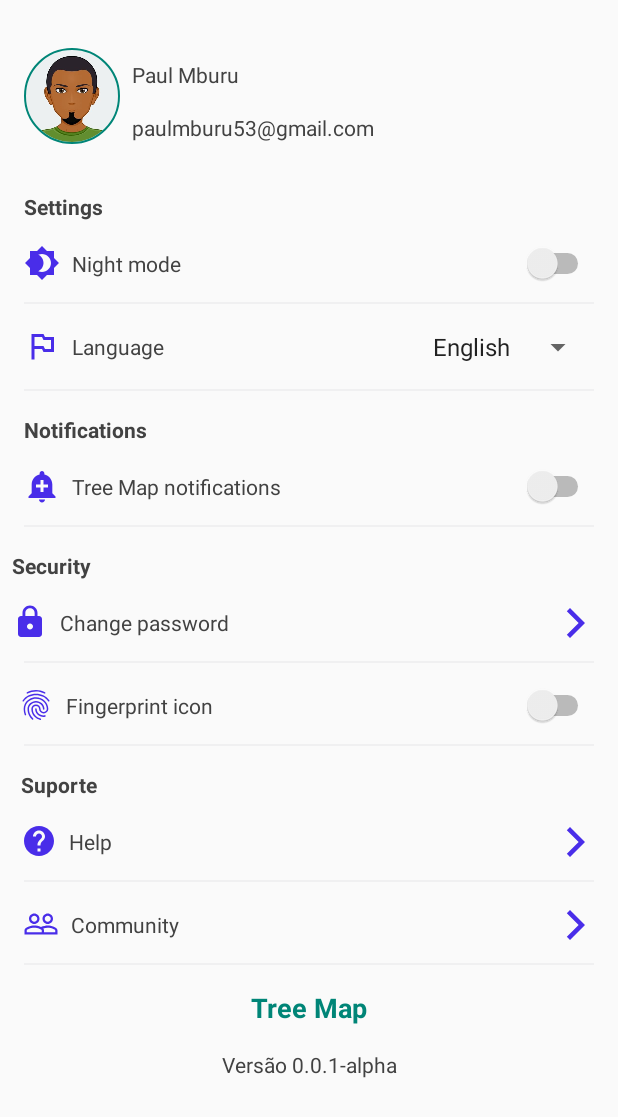
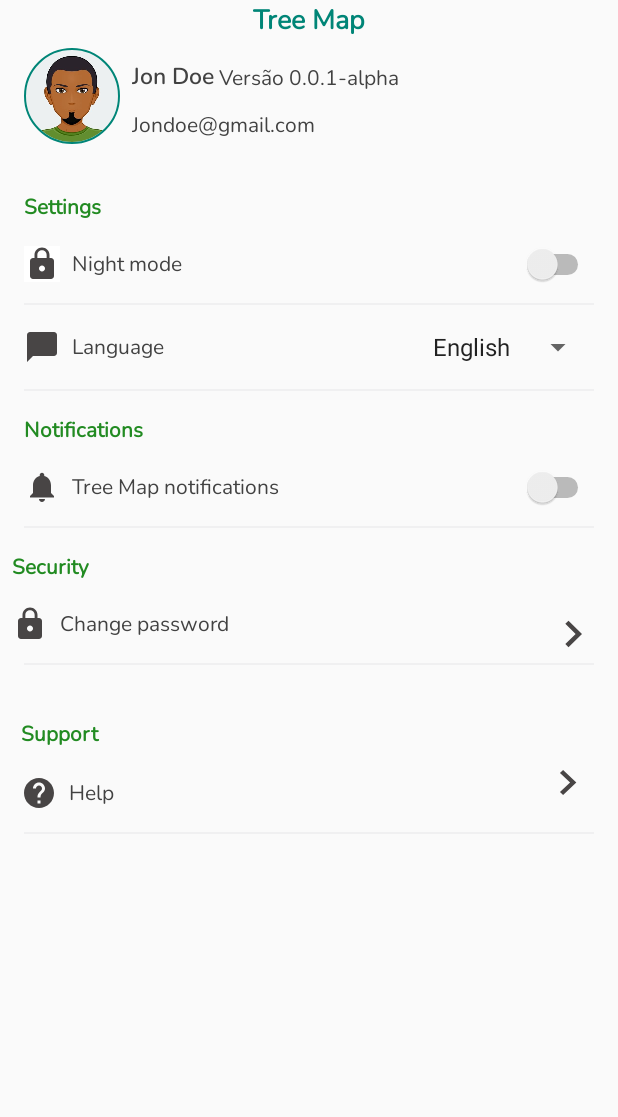
Before and after one commit to Paulmburu/Tree_Map, an Android app: the layout settings.xml on its own in the app's theme, with its tools: preview values and no code run, on a phone screen of 412 x 824 dp. Shown: the top 1117 px of the screen. Run offline under Robolectric (Android 15) with nearby library versions, the phone set to English and light mode, and no system bars.

Commit message:
Redesigned Settings page

```diff
--- /dev/null
+++ b/app/src/main/res/drawable/ic_chat_bubble_black_24dp.xml
@@ -0,0 +1,5 @@
+<vector android:height="24dp" android:tint="#484545"
+    android:viewportHeight="24.0" android:viewportWidth="24.0"
+    android:width="24dp" xmlns:android="http://schemas.android.com/apk/res/android">
+    <path android:fillColor="#FF000000" android:pathData="M20,2H4c-1.1,0 -2,0.9 -2,2v18l4,-4h14c1.1,0 2,-0.9 2,-2V4c0,-1.1 -0.9,-2 -2,-2z"/>
+</vector>
--- /dev/null
+++ b/app/src/main/res/drawable/ic_help_black_24dp.xml
@@ -0,0 +1,5 @@
+<vector android:height="24dp" android:tint="#484545"
+    android:viewportHeight="24.0" android:viewportWidth="24.0"
+    android:width="24dp" xmlns:android="http://schemas.android.com/apk/res/android">
+    <path android:fillColor="#FF000000" android:pathData="M12,2C6.48,2 2,6.48 2,12s4.48,10 10,10 10,-4.48 10,-10S17.52,2 12,2zM13,19h-2v-2h2v2zM15.07,11.25l-0.9,0.92C13.45,12.9 13,13.5 13,15h-2v-0.5c0,-1.1 0.45,-2.1 1.17,-2.83l1.24,-1.26c0.37,-0.36 0.59,-0.86 0.59,-1.41 0,-1.1 -0.9,-2 -2,-2s-2,0.9 -2,2L8,9c0,-2.21 1.79,-4 4,-4s4,1.79 4,4c0,0.88 -0.36,1.68 -0.93,2.25z"/>
+</vector>
--- /dev/null
+++ b/app/src/main/res/drawable/ic_keyboard_arrow_right_black_24dp.xml
@@ -0,0 +1,5 @@
+<vector android:height="24dp" android:tint="#484545"
+    android:viewportHeight="24.0" android:viewportWidth="24.0"
+    android:width="24dp" xmlns:android="http://schemas.android.com/apk/res/android">
+    <path android:fillColor="#FF000000" android:pathData="M8.59,16.34l4.58,-4.59 -4.58,-4.59L10,5.75l6,6 -6,6z"/>
+</vector>
--- /dev/null
+++ b/app/src/main/res/drawable/ic_lock_black_24dp.xml
@@ -0,0 +1,5 @@
+<vector android:height="24dp" android:tint="#484545"
+    android:viewportHeight="24.0" android:viewportWidth="24.0"
+    android:width="24dp" xmlns:android="http://schemas.android.com/apk/res/android">
+    <path android:fillColor="#FF000000" android:pathData="M18,8h-1L17,6c0,-2.76 -2.24,-5 -5,-5S7,3.24 7,6v2L6,8c-1.1,0 -2,0.9 -2,2v10c0,1.1 0.9,2 2,2h12c1.1,0 2,-0.9 2,-2L20,10c0,-1.1 -0.9,-2 -2,-2zM12,17c-1.1,0 -2,-0.9 -2,-2s0.9,-2 2,-2 2,0.9 2,2 -0.9,2 -2,2zM15.1,8L8.9,8L8.9,6c0,-1.71 1.39,-3.1 3.1,-3.1 1.71,0 3.1,1.39 3.1,3.1v2z"/>
+</vector>
--- /dev/null
+++ b/app/src/main/res/drawable/ic_notifications_black_24dp.xml
@@ -0,0 +1,5 @@
+<vector android:height="24dp" android:tint="#484545"
+    android:viewportHeight="24.0" android:viewportWidth="24.0"
+    android:width="24dp" xmlns:android="http://schemas.android.com/apk/res/android">
+    <path android:fillColor="#FF000000" android:pathData="M12,22c1.1,0 2,-0.9 2,-2h-4c0,1.1 0.89,2 2,2zM18,16v-5c0,-3.07 -1.64,-5.64 -4.5,-6.32L13.5,4c0,-0.83 -0.67,-1.5 -1.5,-1.5s-1.5,0.67 -1.5,1.5v0.68C7.63,5.36 6,7.92 6,11v5l-2,2v1h16v-1l-2,-2z"/>
+</vector>
--- a/app/src/main/res/layout/settings.xml
+++ b/app/src/main/res/layout/settings.xml
@@ -38,6 +38,7 @@
         android:layout_width="wrap_content"
         android:layout_height="wrap_content"
         android:layout_marginStart="8dp"
+        android:fontFamily="@font/nunito"
         android:text="Tree Map notifications"
         android:textColor="@color/colorText"
         app:layout_constraintBottom_toBottomOf="@+id/imageButton9"
@@ -49,43 +50,25 @@
         android:layout_width="wrap_content"
         android:layout_height="wrap_content"
         android:layout_marginTop="16dp"
-        android:background="@drawable/ic_baseline_outlined_flag_24"
+        android:background="@drawable/ic_chat_bubble_black_24dp"
         app:layout_constraintStart_toStartOf="@+id/view8"
         app:layout_constraintTop_toBottomOf="@+id/view8" />
-
-    <ImageButton
-        android:id="@+id/imageButton11"
-        android:layout_width="wrap_content"
-        android:layout_height="wrap_content"
-        android:layout_marginTop="16dp"
-        android:background="@drawable/ic_baseline_fingerprint_24"
-        app:layout_constraintStart_toStartOf="@+id/view5"
-        app:layout_constraintTop_toBottomOf="@+id/view5" />
 
     <ImageButton
         android:id="@+id/imageButton12"
         android:layout_width="wrap_content"
         android:layout_height="wrap_content"
         android:layout_marginTop="16dp"
-        android:background="@drawable/ic_baseline_lock_24"
+        android:background="@drawable/ic_lock_black_24dp"
         app:layout_constraintStart_toStartOf="@+id/textView16"
         app:layout_constraintTop_toBottomOf="@+id/textView16" />
-
-    <ImageButton
-        android:id="@+id/imageButton13"
-        android:layout_width="wrap_content"
-        android:layout_height="wrap_content"
-        android:layout_marginTop="16dp"
-        android:background="@drawable/ic_baseline_people_outline_24"
-        app:layout_constraintStart_toStartOf="@+id/view3"
-        app:layout_constraintTop_toBottomOf="@+id/view3" />
 
     <ImageButton
         android:id="@+id/imageButton14"
         android:layout_width="wrap_content"
         android:layout_height="wrap_content"
         android:layout_marginTop="16dp"
-        android:background="@drawable/ic_baseline_help_24"
+        android:background="@drawable/ic_help_black_24dp"
         app:layout_constraintStart_toStartOf="@+id/textView17"
         app:layout_constraintTop_toBottomOf="@+id/textView17" />
 
@@ -94,7 +77,7 @@
         android:layout_width="wrap_content"
         android:layout_height="wrap_content"
         android:layout_marginTop="16dp"
-        android:background="@drawable/ic_baseline_add_alert_24"
+        android:background="@drawable/ic_notifications_black_24dp"
         app:layout_constraintStart_toStartOf="@+id/textView27"
         app:layout_constraintTop_toBottomOf="@+id/textView27" />
 
@@ -117,8 +100,9 @@
         android:layout_width="wrap_content"
         android:layout_height="wrap_content"
         android:layout_marginTop="16dp"
+        android:fontFamily="@font/nunito"
         android:text="Security"
-        android:textColor="@color/colorText"
+        android:textColor="@color/darkGreen"
         android:textStyle="bold"
         app:layout_constraintStart_toStartOf="@+id/view10"
         app:layout_constraintTop_toBottomOf="@+id/view10" />
@@ -128,8 +112,9 @@
         android:layout_width="wrap_content"
         android:layout_height="wrap_content"
         android:layout_marginTop="16dp"
+        android:fontFamily="@font/nunito"
         android:text="Notifications"
-        android:textColor="@color/colorText"
+        android:textColor="@color/darkGreen"
         android:textStyle="bold"
         app:layout_constraintStart_toStartOf="@+id/view7"
         app:layout_constraintTop_toBottomOf="@+id/view7" />
@@ -148,59 +133,28 @@
         app:layout_constraintEnd_toEndOf="parent"
         app:layout_constraintTop_toTopOf="@+id/textView13" />
 
-    <Switch
-        android:id="@+id/mk_fingerprint_switch_settings"
-        android:layout_width="wrap_content"
-        android:layout_height="wrap_content"
-        android:layout_marginEnd="16dp"
-        android:layout_marginRight="16dp"
-        app:layout_constraintBottom_toBottomOf="@+id/textView19"
-        app:layout_constraintEnd_toEndOf="parent"
-        app:layout_constraintTop_toTopOf="@+id/textView19" />
-
-    <ImageButton
-        android:id="@+id/mk_community_btn_settings"
-        android:layout_width="wrap_content"
-        android:layout_height="wrap_content"
-        android:layout_marginEnd="16dp"
-        android:layout_marginRight="16dp"
-        android:background="@drawable/ic_baseline_arrow_forward_ios_24"
-        app:layout_constraintBottom_toBottomOf="@+id/textView21"
-        app:layout_constraintEnd_toEndOf="parent"
-        app:layout_constraintTop_toTopOf="@+id/textView21" />
-
-    <TextView
-        android:id="@+id/textView21"
-        android:layout_width="wrap_content"
-        android:layout_height="wrap_content"
-        android:layout_marginStart="8dp"
-        android:text="Community"
-        android:textColor="@color/colorText"
-        app:layout_constraintBottom_toBottomOf="@+id/imageButton13"
-        app:layout_constraintStart_toEndOf="@+id/imageButton13"
-        app:layout_constraintTop_toTopOf="@+id/imageButton13" />
-
     <TextView
         android:id="@+id/textView17"
-        android:layout_width="wrap_content"
-        android:layout_height="wrap_content"
-        android:layout_marginTop="16dp"
-        android:text="Suporte"
-        android:textColor="@color/colorText"
+        android:layout_width="62dp"
+        android:layout_height="21dp"
+        android:layout_marginTop="36dp"
+        android:fontFamily="@font/nunito"
+        android:text="Support"
+        android:textColor="@color/darkGreen"
         android:textStyle="bold"
-        app:layout_constraintStart_toStartOf="@+id/view4"
-        app:layout_constraintTop_toBottomOf="@+id/view4" />
+        app:layout_constraintStart_toStartOf="@+id/view5"
+        app:layout_constraintTop_toBottomOf="@+id/view5" />
 
     <ImageButton
         android:id="@+id/mk_password_btn_settings"
-        android:layout_width="wrap_content"
-        android:layout_height="wrap_content"
-        android:layout_marginEnd="16dp"
-        android:layout_marginRight="16dp"
-        android:background="@drawable/ic_baseline_arrow_forward_ios_24"
+        android:layout_width="36dp"
+        android:layout_height="35dp"
+        android:layout_marginEnd="12dp"
+        android:background="@drawable/ic_keyboard_arrow_right_black_24dp"
         app:layout_constraintBottom_toBottomOf="@+id/textView18"
         app:layout_constraintEnd_toEndOf="parent"
-        app:layout_constraintTop_toTopOf="@+id/textView18" />
+        app:layout_constraintTop_toTopOf="@+id/textView18"
+        app:layout_constraintVertical_bias="0.076" />
 
     <View
         android:id="@+id/view5"
@@ -221,6 +175,7 @@
         android:layout_width="wrap_content"
         android:layout_height="19dp"
         android:layout_marginTop="16dp"
+        android:fontFamily="@font/nunito"
         android:text="Versão 0.0.1-alpha"
         android:textColor="@color/colorText"
         app:layout_constraintEnd_toEndOf="@+id/mk_exit_btn_settings"
@@ -231,39 +186,14 @@
         android:id="@+id/mk_exit_btn_settings"
         android:layout_width="wrap_content"
         android:layout_height="wrap_content"
-        android:layout_marginTop="16dp"
+        android:fontFamily="@font/nunito"
         android:text="Tree Map"
         android:textColor="@color/colorPrimary"
         android:textSize="18sp"
         android:textStyle="bold"
         app:layout_constraintEnd_toEndOf="parent"
         app:layout_constraintStart_toStartOf="parent"
-        app:layout_constraintTop_toBottomOf="@+id/view" />
-
-    <View
-        android:id="@+id/view4"
-        android:layout_width="match_parent"
-        android:layout_height="1dp"
-        android:layout_marginStart="16dp"
-        android:layout_marginLeft="16dp"
-        android:layout_marginTop="16dp"
-        android:layout_marginEnd="16dp"
-        android:layout_marginRight="16dp"
-        android:background="#0D37474F"
-        app:layout_constraintEnd_toEndOf="@+id/mk_fingerprint_switch_settings"
-        app:layout_constraintStart_toStartOf="@+id/imageButton11"
-        app:layout_constraintTop_toBottomOf="@+id/textView19" />
-
-    <TextView
-        android:id="@+id/textView19"
-        android:layout_width="wrap_content"
-        android:layout_height="wrap_content"
-        android:layout_marginStart="8dp"
-        android:text="@android:string/fingerprint_icon_content_description"
-        android:textColor="@color/colorText"
-        app:layout_constraintBottom_toBottomOf="@+id/imageButton11"
-        app:layout_constraintStart_toEndOf="@+id/imageButton11"
-        app:layout_constraintTop_toTopOf="@+id/imageButton11" />
+        tools:layout_editor_absoluteY="647dp" />
 
     <View
         android:id="@+id/view7"
@@ -284,6 +214,7 @@
         android:layout_width="wrap_content"
         android:layout_height="wrap_content"
         android:layout_marginStart="8dp"
+        android:fontFamily="@font/nunito"
         android:text="Change password"
         android:textColor="@color/colorText"
         app:layout_constraintBottom_toBottomOf="@+id/imageButton12"
@@ -295,36 +226,23 @@
         android:layout_width="wrap_content"
         android:layout_height="wrap_content"
         android:layout_marginTop="32dp"
+        android:fontFamily="@font/nunito"
         android:text="Settings"
-        android:textColor="@color/colorText"
+        android:textColor="@color/darkGreen"
         android:textStyle="bold"
         app:layout_constraintStart_toStartOf="@+id/mk_img_setting"
         app:layout_constraintTop_toBottomOf="@+id/mk_img_setting" />
 
-    <View
-        android:id="@+id/view"
-        android:layout_width="match_parent"
-        android:layout_height="1dp"
-        android:layout_marginStart="16dp"
-        android:layout_marginLeft="16dp"
-        android:layout_marginTop="16dp"
-        android:layout_marginEnd="16dp"
-        android:layout_marginRight="16dp"
-        android:background="#0D37474F"
-        app:layout_constraintEnd_toEndOf="@+id/mk_community_btn_settings"
-        app:layout_constraintStart_toStartOf="@+id/imageButton13"
-        app:layout_constraintTop_toBottomOf="@+id/textView21" />
-
     <ImageButton
         android:id="@+id/mk_help_btn_settings"
-        android:layout_width="wrap_content"
-        android:layout_height="wrap_content"
+        android:layout_width="35dp"
+        android:layout_height="33dp"
         android:layout_marginEnd="16dp"
-        android:layout_marginRight="16dp"
-        android:background="@drawable/ic_baseline_arrow_forward_ios_24"
+        android:background="@drawable/ic_keyboard_arrow_right_black_24dp"
         app:layout_constraintBottom_toBottomOf="@+id/textView20"
         app:layout_constraintEnd_toEndOf="parent"
-        app:layout_constraintTop_toTopOf="@+id/textView20" />
+        app:layout_constraintTop_toTopOf="@+id/textView20"
+        app:layout_constraintVertical_bias="1.0" />
 
     <Switch
         android:id="@+id/mk_darkmode_switch_settings"
@@ -341,6 +259,7 @@
         android:layout_width="wrap_content"
         android:layout_height="wrap_content"
         android:layout_marginStart="8dp"
+        android:fontFamily="@font/nunito"
         android:text="Language"
         android:textColor="@color/colorText"
         app:layout_constraintBottom_toBottomOf="@+id/imageButton10"
@@ -352,6 +271,7 @@
         android:layout_width="wrap_content"
         android:layout_height="wrap_content"
         android:layout_marginStart="8dp"
+        android:fontFamily="@font/nunito"
         android:text="Night mode"
         android:textColor="@color/colorText"
         app:layout_constraintBottom_toBottomOf="@+id/imageButton8"
@@ -377,6 +297,7 @@
         android:layout_width="wrap_content"
         android:layout_height="wrap_content"
         android:layout_marginStart="8dp"
+        android:fontFamily="@font/nunito"
         android:text="Help"
         android:textColor="@color/colorText"
         app:layout_constraintBottom_toBottomOf="@+id/imageButton14"
@@ -388,7 +309,6 @@
         android:layout_width="64dp"
         android:layout_height="64dp"
         android:layout_marginStart="16dp"
-        android:layout_marginLeft="16dp"
         android:layout_marginTop="32dp"
         android:src="@drawable/me"
         app:civ_border_color="@color/colorPrimary"
@@ -402,8 +322,10 @@
         android:layout_height="wrap_content"
         android:layout_marginStart="8dp"
         android:layout_marginTop="8dp"
-        android:text="Paul Mburu"
+        android:fontFamily="@font/nunito_semibold"
+        android:text="Jon Doe"
         android:textColor="@color/colorText"
+        android:textSize="15sp"
         app:layout_constraintStart_toEndOf="@+id/mk_img_setting"
         app:layout_constraintTop_toTopOf="@+id/mk_img_setting" />
 
@@ -414,20 +336,22 @@
         android:layout_height="wrap_content"
         android:layout_marginTop="16dp"
         android:layout_marginBottom="16dp"
-        android:text="paulmburu53@gmail.com"
+        android:fontFamily="@font/nunito"
+        android:text="Jondoe@gmail.com"
         android:textColor="@color/colorText"
         app:layout_constraintBottom_toBottomOf="@+id/mk_img_setting"
         app:layout_constraintStart_toStartOf="@+id/mk_name_settings"
         app:layout_constraintTop_toBottomOf="@+id/mk_name_settings"
-        app:layout_constraintVertical_bias="0.0" />
+        app:layout_constraintVertical_bias="0.272" />
 
     <ImageButton
         android:id="@+id/imageButton8"
         android:layout_width="wrap_content"
         android:layout_height="wrap_content"
         android:layout_marginTop="16dp"
-        android:background="@drawable/ic_baseline_brightness_4_24"
+        android:background="#FFFFFF"
         app:layout_constraintStart_toStartOf="@+id/textView15"
-        app:layout_constraintTop_toBottomOf="@+id/textView15" />
+        app:layout_constraintTop_toBottomOf="@+id/textView15"
+        tools:src="@drawable/ic_lock_black_24dp" />
 
 </androidx.constraintlayout.widget.ConstraintLayout>
```
